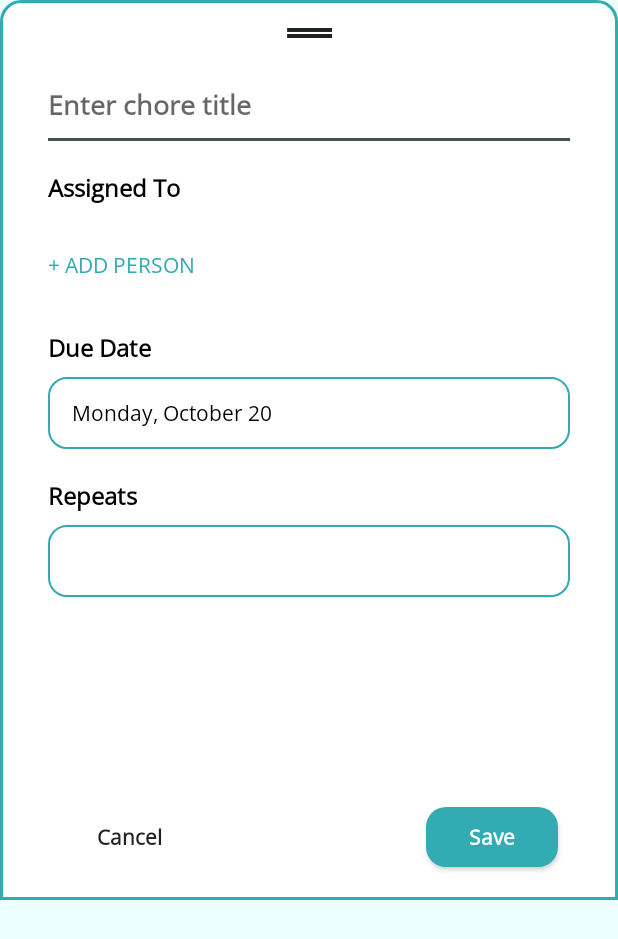
After one commit to haniellejermayn/Kasama, an Android app: the layout layout_bottom_chore_detail.xml on its own in the app's theme, with its tools: preview values and no code run, on a phone screen of 412 x 824 dp. The commit adds this screen. Shown: the top 939 px of the screen. Run offline under Robolectric (Android 15) with nearby library versions, the phone set to English and light mode, and no system bars; Roboto replaces fonts that are not available here.

Commit message:
add chore-related stuff (add/view/edit)

```diff
--- /dev/null
+++ b/app/src/main/res/layout/layout_bottom_chore_detail.xml
@@ -0,0 +1,197 @@
+<?xml version="1.0" encoding="utf-8"?>
+<androidx.constraintlayout.widget.ConstraintLayout xmlns:android="http://schemas.android.com/apk/res/android"
+    xmlns:app="http://schemas.android.com/apk/res-auto"
+    xmlns:tools="http://schemas.android.com/tools"
+    android:layout_width="match_parent"
+    android:layout_height="match_parent"
+    android:background="@android:color/transparent">
+
+    <androidx.constraintlayout.widget.ConstraintLayout
+        android:layout_width="0dp"
+        android:layout_height="600dp"
+        app:layout_constraintEnd_toEndOf="parent"
+        app:layout_constraintStart_toStartOf="parent"
+        app:layout_constraintTop_toTopOf="parent"
+        android:background="@drawable/note_tab">
+
+        <ImageView
+            android:id="@+id/drag_bar"
+            android:layout_width="30dp"
+            android:layout_height="20dp"
+            app:layout_constraintEnd_toEndOf="parent"
+            app:layout_constraintStart_toStartOf="parent"
+            app:layout_constraintTop_toTopOf="parent"
+            app:srcCompat="@drawable/drag_bar"
+            tools:srcCompat="@drawable/drag_bar" />
+
+        <EditText
+            android:id="@+id/edit_text_chore_title"
+            android:layout_width="0dp"
+            android:layout_height="wrap_content"
+            android:layout_marginStart="20dp"
+            android:layout_marginTop="25dp"
+            android:layout_marginEnd="20dp"
+            android:background="@null"
+            android:ems="10"
+            android:fontFamily="@font/open_sans"
+            android:hint="Enter chore title"
+            android:inputType="text"
+            android:textSize="18sp"
+            android:textStyle="bold"
+            app:layout_constraintEnd_toEndOf="parent"
+            app:layout_constraintStart_toStartOf="parent"
+            app:layout_constraintTop_toBottomOf="@+id/drag_bar" />
+
+        <LinearLayout
+            android:id="@+id/bar"
+            android:layout_width="match_parent"
+            android:layout_height="2dp"
+            android:layout_marginStart="20dp"
+            android:layout_marginTop="10dp"
+            android:layout_marginEnd="20dp"
+            android:background="#415252"
+            android:orientation="vertical"
+            app:layout_constraintEnd_toEndOf="parent"
+            app:layout_constraintStart_toStartOf="parent"
+            app:layout_constraintTop_toBottomOf="@+id/edit_text_chore_title" />
+
+        <!-- Assigned To Section -->
+        <TextView
+            android:id="@+id/label_assigned_to"
+            android:layout_width="wrap_content"
+            android:layout_height="wrap_content"
+            android:layout_marginStart="20dp"
+            android:layout_marginTop="20dp"
+            android:fontFamily="@font/open_sans"
+            android:text="Assigned To"
+            android:textColor="#000000"
+            android:textSize="16sp"
+            android:textStyle="bold"
+            app:layout_constraintStart_toStartOf="parent"
+            app:layout_constraintTop_toBottomOf="@+id/bar" />
+
+        <com.google.android.material.chip.ChipGroup
+            android:id="@+id/chip_group_assigned"
+            android:layout_width="0dp"
+            android:layout_height="wrap_content"
+            android:layout_marginStart="20dp"
+            android:layout_marginTop="8dp"
+            android:layout_marginEnd="20dp"
+            app:chipSpacingHorizontal="8dp"
+            app:layout_constraintEnd_toEndOf="parent"
+            app:layout_constraintStart_toStartOf="parent"
+            app:layout_constraintTop_toBottomOf="@+id/label_assigned_to"
+            app:singleLine="false" />
+
+        <Button
+            android:id="@+id/chip_add_assignee"
+            android:layout_width="wrap_content"
+            android:layout_height="wrap_content"
+            android:layout_marginStart="20dp"
+            android:layout_marginTop="8dp"
+            android:background="@null"
+            android:fontFamily="@font/open_sans"
+            android:text="+ Add Person"
+            android:textColor="#32AAAF"
+            android:textSize="14sp"
+            app:layout_constraintStart_toStartOf="parent"
+            app:layout_constraintTop_toBottomOf="@+id/chip_group_assigned" />
+
+        <!-- Due Date Section -->
+        <TextView
+            android:id="@+id/label_due_date"
+            android:layout_width="wrap_content"
+            android:layout_height="wrap_content"
+            android:layout_marginStart="20dp"
+            android:layout_marginTop="20dp"
+            android:fontFamily="@font/open_sans"
+            android:text="Due Date"
+            android:textColor="#000000"
+            android:textSize="16sp"
+            android:textStyle="bold"
+            app:layout_constraintStart_toStartOf="parent"
+            app:layout_constraintTop_toBottomOf="@+id/chip_add_assignee" />
+
+        <TextView
+            android:id="@+id/text_due_date"
+            android:layout_width="0dp"
+            android:layout_height="48dp"
+            android:layout_marginStart="20dp"
+            android:layout_marginTop="8dp"
+            android:layout_marginEnd="20dp"
+            android:background="@drawable/border"
+            android:clickable="true"
+            android:focusable="true"
+            android:fontFamily="@font/open_sans"
+            android:gravity="center_vertical"
+            android:paddingStart="16dp"
+            android:paddingEnd="16dp"
+            android:text="Monday, October 20"
+            android:textColor="#000000"
+            android:textSize="14sp"
+            app:layout_constraintEnd_toEndOf="parent"
+            app:layout_constraintStart_toStartOf="parent"
+            app:layout_constraintTop_toBottomOf="@+id/label_due_date" />
+
+        <!-- Repeats Section -->
+        <TextView
+            android:id="@+id/label_repeats"
+            android:layout_width="wrap_content"
+            android:layout_height="wrap_content"
+            android:layout_marginStart="20dp"
+            android:layout_marginTop="20dp"
+            android:fontFamily="@font/open_sans"
+            android:text="Repeats"
+            android:textColor="#000000"
+            android:textSize="16sp"
+            android:textStyle="bold"
+            app:layout_constraintStart_toStartOf="parent"
+            app:layout_constraintTop_toBottomOf="@+id/text_due_date" />
+
+        <Spinner
+            android:id="@+id/spinner_repeats"
+            android:layout_width="0dp"
+            android:layout_height="48dp"
+            android:layout_marginStart="20dp"
+            android:layout_marginTop="8dp"
+            android:layout_marginEnd="20dp"
+            android:background="@drawable/border"
+            android:fontFamily="@font/open_sans"
+            android:paddingStart="12dp"
+            android:paddingEnd="12dp"
+            app:layout_constraintEnd_toEndOf="parent"
+            app:layout_constraintStart_toStartOf="parent"
+            app:layout_constraintTop_toBottomOf="@+id/label_repeats" />
+
+        <!-- Buttons -->
+        <Button
+            android:id="@+id/button_cancel"
+            android:layout_width="wrap_content"
+            android:layout_height="40dp"
+            android:layout_marginStart="30dp"
+            android:layout_marginBottom="10dp"
+            android:background="@null"
+            android:fontFamily="@font/open_sans"
+            android:text="Cancel"
+            android:textAllCaps="false"
+            android:textStyle="bold"
+            app:layout_constraintBottom_toBottomOf="parent"
+            app:layout_constraintStart_toStartOf="parent" />
+
+        <Button
+            android:id="@+id/button_save"
+            android:layout_width="wrap_content"
+            android:layout_height="40dp"
+            android:layout_marginEnd="28dp"
+            android:layout_marginBottom="10dp"
+            android:background="@drawable/rounded_button_primary"
+            android:fontFamily="@font/open_sans"
+            android:text="Save"
+            android:textAllCaps="false"
+            android:textColor="#FFFFFF"
+            android:textStyle="bold"
+            app:layout_constraintBottom_toBottomOf="parent"
+            app:layout_constraintEnd_toEndOf="parent" />
+
+    </androidx.constraintlayout.widget.ConstraintLayout>
+</androidx.constraintlayout.widget.ConstraintLayout>
```
Also changed, not shown: app/src/main/java/com/mobdeve/s18/group10/group10_mco2/Chore.kt (+15 -5 lines), app/src/main/java/com/mobdeve/s18/group10/group10_mco2/ChoreActivity.kt (+56 -17 lines), app/src/main/java/com/mobdeve/s18/group10/group10_mco2/ChoreAdapter.kt (+6 -2 lines), app/src/main/java/com/mobdeve/s18/group10/group10_mco2/ChoreViewHolder.kt (+7 -14 lines), app/src/main/java/com/mobdeve/s18/group10/group10_mco2/DashboardActivity.kt (+48 -16 lines), app/src/main/java/com/mobdeve/s18/group10/group10_mco2/utils/BottomChoreDialog.kt (added, +167 -0 lines).
